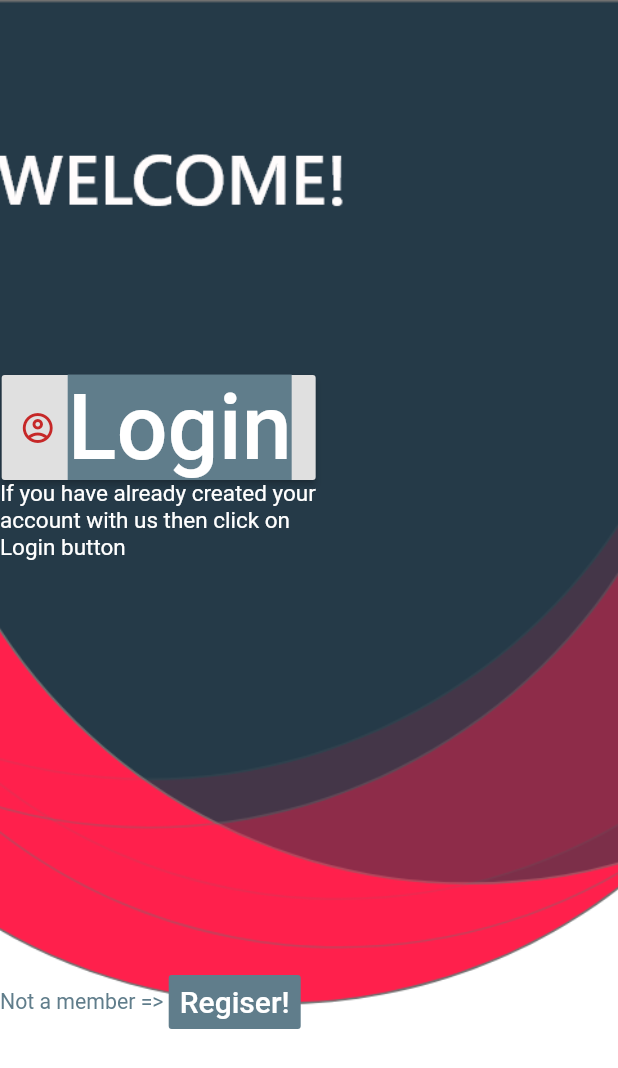
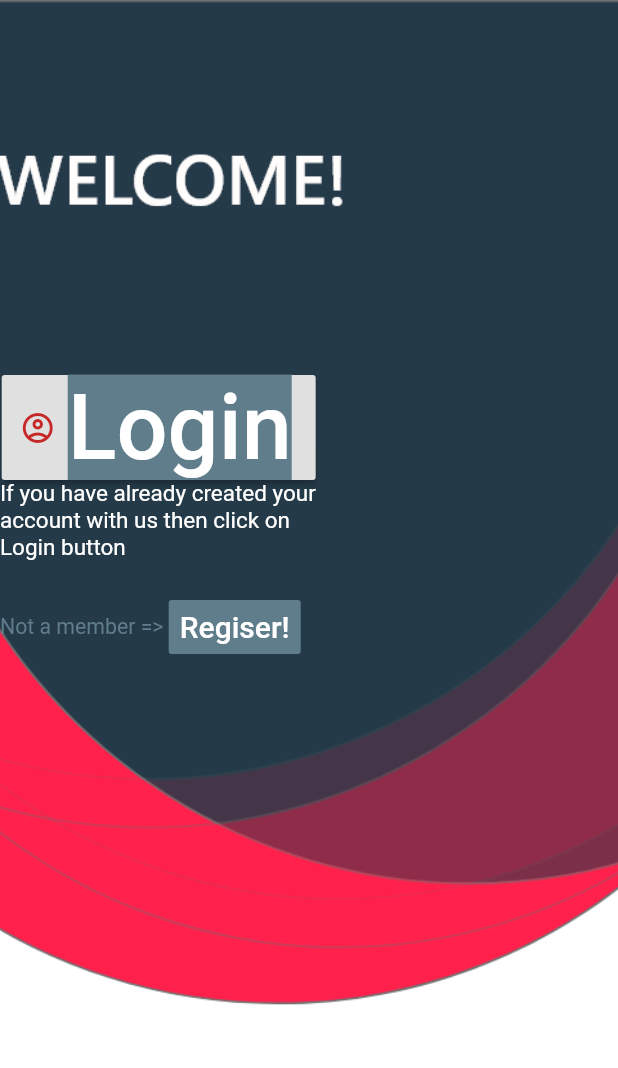
Before and after one commit to rishabhpro/schedular, a Flutter app: the EntryPage screen opened directly, on a phone screen of 412 x 824 dp. Shown: the top 1068 px of the screen. Run offline on Flutter 3.47's test engine with Material 2 defaults, Android fonts, the phone set to English and light mode, and no system bars.

Commit message:
sizedbox height changed

```diff
--- a/lib/main.dart
+++ b/lib/main.dart
@@ -7,6 +7,6 @@ import 'package:schedular/screens/login_page.dart';
 
 void main() {
   runApp(MaterialApp(
-    home:LoginPage(),
+    home:EntryPage(),
   ));
 }
--- a/lib/screens/entry_page.dart
+++ b/lib/screens/entry_page.dart
@@ -42,7 +42,7 @@ class _EntryPageState extends State<EntryPage> {
                   fontSize: 15.0,
                 ),
                 ),
-                SizedBox(height: 270.0),
+                SizedBox(height: 20.0),
             Row(children: <Widget>[
               Text('Not a member => ',
               style:TextStyle(
--- a/lib/screens/login_page.dart
+++ b/lib/screens/login_page.dart
@@ -85,7 +85,7 @@ class _LoginPageState extends State<LoginPage> {
               ),
             ],
             ),
-            SizedBox(height: 200.0),
+            SizedBox(height: 20.0),
             Row(
               children: <Widget>[
                 SizedBox(width: 10.0),
```
